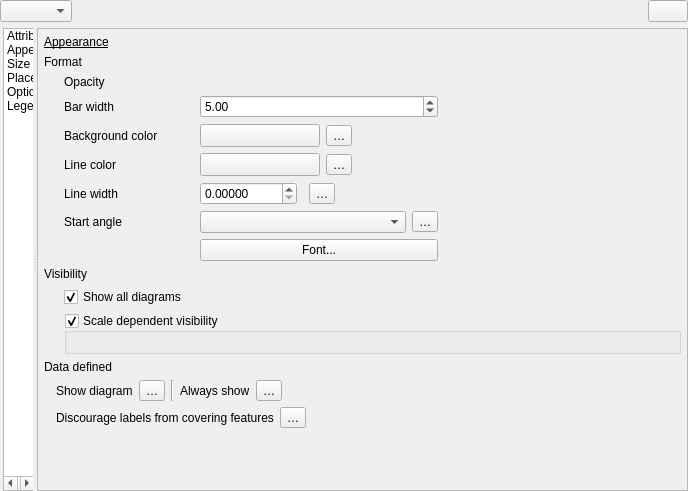
Before: the Qt Designer form src/ui/qgsdiagrampropertiesbase.ui in carsmie/QGIS, drawn with Qt 5.
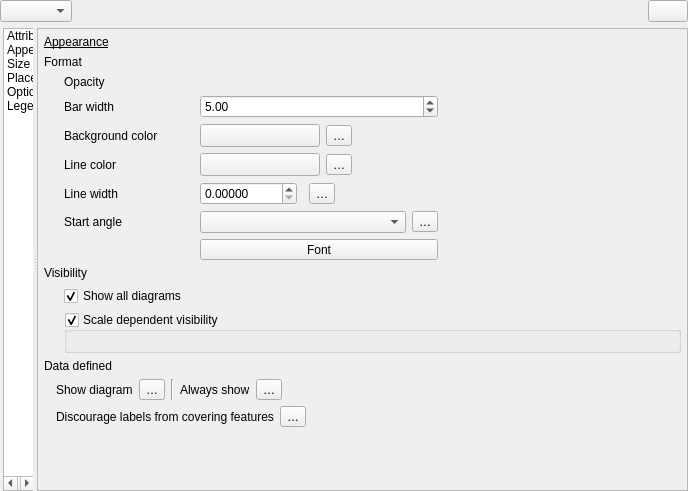
After: the same form once the commit is applied. The open tabs and pages were chosen to show the change. Icons and pictures are not drawn. Custom widgets are drawn as their Qt base class.

Commit message: Use QgsFontButton everywhere we can

```diff
--- a/src/ui/qgsdiagrampropertiesbase.ui
+++ b/src/ui/qgsdiagrampropertiesbase.ui
@@ -539,8 +539,8 @@
                   <rect>
                    <x>0</x>
                    <y>0</y>
-                   <width>616</width>
-                   <height>814</height>
+                   <width>640</width>
+                   <height>428</height>
                   </rect>
                  </property>
                  <layout class="QVBoxLayout" name="verticalLayout" stretch="0,0,0,1">
@@ -657,13 +657,6 @@
                          </property>
                         </spacer>
                        </item>
-                       <item row="6" column="1">
-                        <widget class="QPushButton" name="mDiagramFontButton">
-                         <property name="text">
-                          <string>Font...</string>
-                         </property>
-                        </widget>
-                       </item>
                        <item row="2" column="1">
                         <layout class="QHBoxLayout" name="horizontalLayout_7">
                          <item>
@@ -815,6 +808,19 @@
                          </property>
                         </widget>
                        </item>
+                       <item row="6" column="1">
+                        <widget class="QgsFontButton" name="mDiagramFontButton">
+                         <property name="sizePolicy">
+                          <sizepolicy hsizetype="Expanding" vsizetype="Fixed">
+                           <horstretch>0</horstretch>
+                           <verstretch>0</verstretch>
+                          </sizepolicy>
+                         </property>
+                         <property name="text">
+                          <string>Font</string>
+                         </property>
+                        </widget>
+                       </item>
                       </layout>
                      </widget>
                     </item>
@@ -2120,27 +2126,38 @@
   </layout>
  </widget>
  <customwidgets>
+  <customwidget>
+   <class>QgsScrollArea</class>
+   <extends>QScrollArea</extends>
+   <header>qgsscrollarea.h</header>
+   <container>1</container>
+  </customwidget>
   <customwidget>
    <class>QgsColorButton</class>
    <extends>QToolButton</extends>
    <header>qgscolorbutton.h</header>
    <container>1</container>
   </customwidget>
-  <customwidget>
-   <class>QgsPropertyOverrideButton</class>
-   <extends>QToolButton</extends>
-   <header>qgspropertyoverridebutton.h</header>
-  </customwidget>
   <customwidget>
    <class>QgsDoubleSpinBox</class>
    <extends>QDoubleSpinBox</extends>
    <header>qgsdoublespinbox.h</header>
   </customwidget>
+  <customwidget>
+   <class>QgsFontButton</class>
+   <extends>QToolButton</extends>
+   <header>qgsfontbutton.h</header>
+  </customwidget>
   <customwidget>
    <class>QgsSpinBox</class>
    <extends>QSpinBox</extends>
    <header>qgsspinbox.h</header>
   </customwidget>
+  <customwidget>
+   <class>QgsPropertyOverrideButton</class>
+   <extends>QToolButton</extends>
+   <header>qgspropertyoverridebutton.h</header>
+  </customwidget>
   <customwidget>
    <class>QgsCollapsibleGroupBox</class>
    <extends>QGroupBox</extends>
@@ -2153,12 +2170,6 @@
    <header>qgsunitselectionwidget.h</header>
    <container>1</container>
   </customwidget>
-  <customwidget>
-   <class>QgsScrollArea</class>
-   <extends>QScrollArea</extends>
-   <header>qgsscrollarea.h</header>
-   <container>1</container>
-  </customwidget>
   <customwidget>
    <class>QgsFieldExpressionWidget</class>
    <extends>QWidget</extends>
```
Left out of the diff: 43 changed lines with no effect on the pictures. The commit also changes 27 other files.
